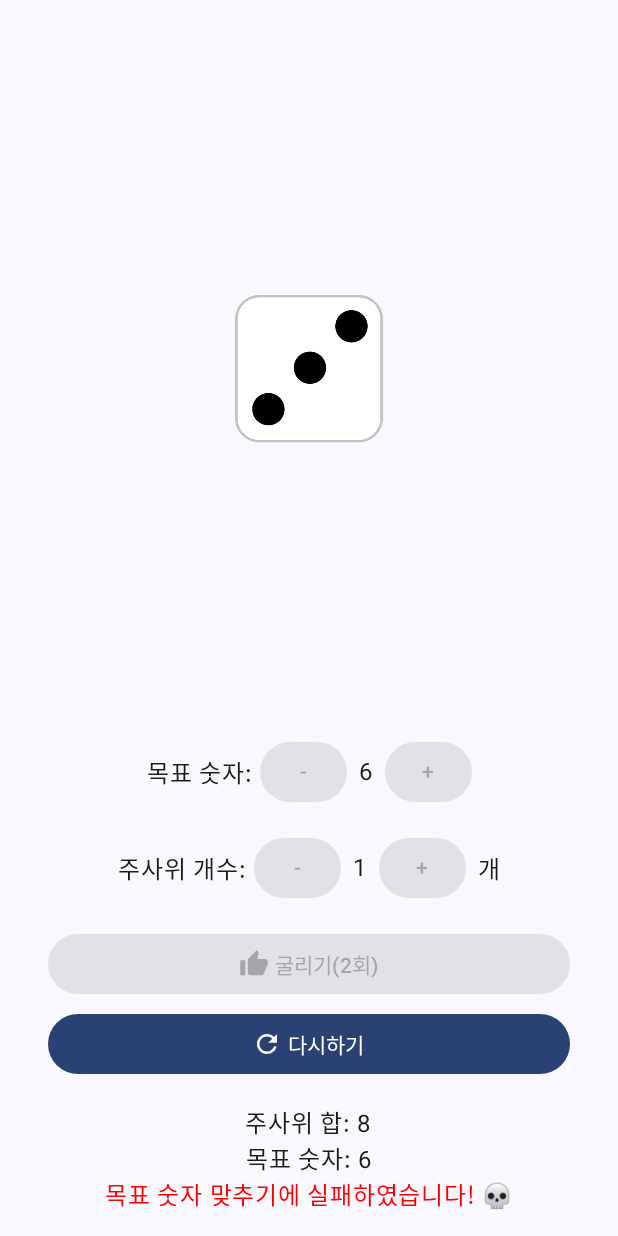
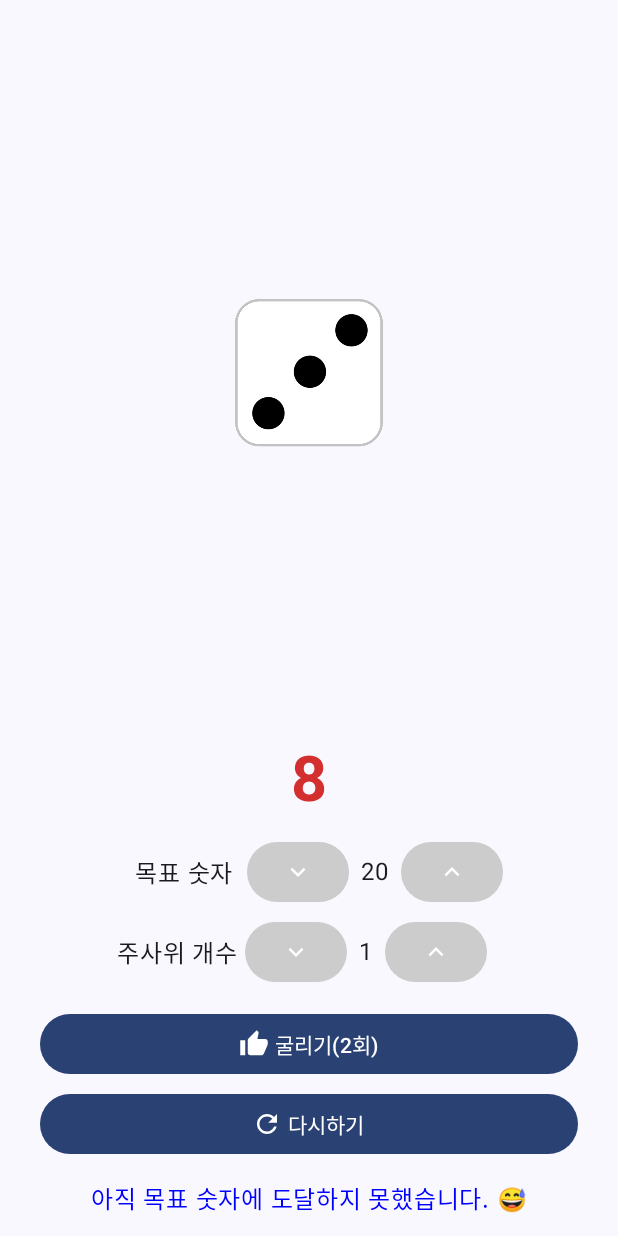
Before and after one commit to jshag90/NumberDiceGame, an Android app built with Jetpack Compose: the screen it shows after launch (MainActivity), after a tap on an icon or button, on a phone screen of 412 x 824 dp. Run offline under Robolectric (Android 15) with nearby library versions, the phone set to English and light mode, and no system bars; libraries missing offline, so code that uses them is left out: coil.decode; 1 statement that could not run was skipped; 3 other taps on this screen came first.

Commit message:
[Feat] 주사위 숫자 누적합 화면 상단에 표시되도록 UI수정

```diff
--- a/app/src/main/java/com/dodam/dicegame/MainActivity.kt
+++ b/app/src/main/java/com/dodam/dicegame/MainActivity.kt
@@ -1,15 +1,11 @@
 package com.dodam.dicegame
 
 import android.os.Build
-import android.os.Build.VERSION.SDK_INT
 import androidx.compose.foundation.layout.width
 import android.os.Bundle
 import androidx.activity.ComponentActivity
 import androidx.activity.compose.setContent
 import androidx.annotation.RequiresApi
-import androidx.compose.foundation.Image
-import androidx.compose.foundation.background
-import androidx.compose.foundation.border
 import androidx.compose.foundation.layout.Arrangement
 import androidx.compose.foundation.layout.Box
 import androidx.compose.foundation.layout.Column
@@ -18,14 +14,11 @@ import androidx.compose.foundation.layout.Spacer
 import androidx.compose.foundation.layout.fillMaxSize
 import androidx.compose.foundation.layout.fillMaxWidth
 import androidx.compose.foundation.layout.height
-import androidx.compose.foundation.layout.offset
 import androidx.compose.foundation.layout.padding
 import androidx.compose.foundation.layout.size
-import androidx.compose.foundation.lazy.grid.GridCells
-import androidx.compose.foundation.lazy.grid.LazyVerticalGrid
-import androidx.compose.foundation.text.KeyboardOptions
 import androidx.compose.material.icons.Icons
-import androidx.compose.material.icons.filled.CheckCircle
+import androidx.compose.material.icons.filled.KeyboardArrowDown
+import androidx.compose.material.icons.filled.KeyboardArrowUp
 import androidx.compose.material.icons.filled.Refresh
 import androidx.compose.material.icons.filled.ThumbUp
 import androidx.compose.material3.Button
@@ -34,24 +27,16 @@ import androidx.compose.material3.Icon
 import androidx.compose.material3.MaterialTheme
 import androidx.compose.material3.Surface
 import androidx.compose.material3.Text
-import androidx.compose.material3.TextField
 import androidx.compose.runtime.*
 import androidx.compose.ui.Alignment
 import androidx.compose.ui.Modifier
 import androidx.compose.ui.graphics.Color
-import androidx.compose.ui.platform.LocalContext
-import androidx.compose.ui.res.painterResource
-import androidx.compose.ui.text.input.KeyboardType
+import androidx.compose.ui.text.font.FontWeight
 import androidx.compose.ui.unit.dp
-import coil.ImageLoader
+import androidx.compose.ui.unit.sp
 import com.dodam.dicegame.ui.theme.DiceGameTheme
 import kotlinx.coroutines.delay
 import kotlin.random.Random
-import coil.compose.rememberAsyncImagePainter
-import coil.decode.GifDecoder
-import coil.decode.ImageDecoderDecoder
-import coil.request.ImageRequest
-import coil.size.Size
 
 class MainActivity : ComponentActivity() {
     @RequiresApi(Build.VERSION_CODES.Q)
@@ -85,7 +70,7 @@ class MainActivity : ComponentActivity() {
         var isRolling by remember { mutableStateOf(false) }
         var showGifList by remember { mutableStateOf(List(1) { false }) }
         var rolledSum by remember { mutableStateOf(0) }
-        var targetNumber by remember { mutableStateOf(6) }
+        var targetNumber by remember { mutableStateOf(21) }
         var rollCount by remember { mutableStateOf(0) }
 
         Column(
@@ -96,12 +81,12 @@ class MainActivity : ComponentActivity() {
             Box(
                 modifier = Modifier
                     .weight(1f) // 상단 영역을 스크롤 가능한 공간으로 설정
-                    .padding(16.dp)
+                    .padding(13.dp)
             ) {
                 Column(
                     horizontalAlignment = Alignment.CenterHorizontally
                 ) {
-                    Spacer(modifier = Modifier.height(16.dp))
+                    Spacer(modifier = Modifier.height(13.dp))
                     if (isRolling) {
                         LaunchedEffect(Unit) {
                             delay(1000)
@@ -122,14 +107,28 @@ class MainActivity : ComponentActivity() {
             // 고정된 하단 UI
             Column(
                 modifier = Modifier
-                    .padding(16.dp)
+                    .padding(13.dp)
                     .fillMaxWidth(),
                 horizontalAlignment = Alignment.CenterHorizontally
             ) {
                 Row(
                     verticalAlignment = Alignment.CenterVertically
                 ) {
-                    Text("목표 숫자: ")
+                    Text(
+                        text = "$rolledSum",
+                        color = Color(0xFFD32F2F), // 강조를 위한 강렬한 빨간색 (Material Design Red 700)
+                        fontSize = 42.sp, // 글씨 크기 크게 설정
+                        fontWeight = FontWeight.Bold, // 굵게 설정
+                        style = MaterialTheme.typography.bodyLarge // 기본 스타일도 유지
+                    )
+                }
+
+                Spacer(modifier = Modifier.height(13.dp))
+
+                Row(
+                    verticalAlignment = Alignment.CenterVertically
+                ) {
+                    Text("   목표 숫자  ")
                     Button(
                         onClick = {
                             if (targetNumber > 0) targetNumber--
@@ -137,7 +136,12 @@ class MainActivity : ComponentActivity() {
                         colors = ButtonDefaults.buttonColors(Color.LightGray),
                         enabled = rolledSum < targetNumber // 조건 추가
                     ) {
-                        Text("-")
+
+                        Icon(
+                            imageVector = Icons.Default.KeyboardArrowDown,
+                            contentDescription = "Refresh Icon",
+                            modifier = Modifier.size(20.dp)
+                        )
                     }
                     Spacer(modifier = Modifier.width(8.dp))
                     Text("$targetNumber")
@@ -147,16 +151,20 @@ class MainActivity : ComponentActivity() {
                         colors = ButtonDefaults.buttonColors(Color.LightGray),
                         enabled = rolledSum < targetNumber // 조건 추가
                     ) {
-                        Text("+")
+                        Icon(
+                            imageVector = Icons.Default.KeyboardArrowUp,
+                            contentDescription = "Refresh Icon",
+                            modifier = Modifier.size(20.dp)
+                        )
                     }
                 }
 
-                Spacer(modifier = Modifier.height(16.dp))
+                Spacer(modifier = Modifier.height(5.dp))
 
                 Row(
                     verticalAlignment = Alignment.CenterVertically
                 ) {
-                    Text("주사위 개수: ")
+                    Text("주사위 개수 ")
                     Button(
                         onClick = {
                             if (numDice > 1) {
@@ -167,7 +175,11 @@ class MainActivity : ComponentActivity() {
                         colors = ButtonDefaults.buttonColors(Color.LightGray),
                         enabled = rolledSum < targetNumber // 조건 추가
                     ) {
-                        Text("-")
+                        Icon(
+                            imageVector = Icons.Default.KeyboardArrowDown,
+                            contentDescription = "Refresh Icon",
+                            modifier = Modifier.size(20.dp)
+                        )
                     }
                     Spacer(modifier = Modifier.width(8.dp))
                     Text(numDice.toString())
@@ -180,13 +192,16 @@ class MainActivity : ComponentActivity() {
                         colors = ButtonDefaults.buttonColors(Color.LightGray),
                         enabled = rolledSum < targetNumber // 조건 추가
                     ) {
-                        Text("+")
+                        Icon(
+                            imageVector = Icons.Default.KeyboardArrowUp,
+                            contentDescription = "Refresh Icon",
+                            modifier = Modifier.size(20.dp)
+                        )
                     }
-                    Spacer(modifier = Modifier.width(8.dp))
-                    Text("개")
+                    Spacer(modifier = Modifier.width(10.dp))
                 }
 
-                Spacer(modifier = Modifier.height(16.dp))
+                Spacer(modifier = Modifier.height(13.dp))
 
                 Button(
                     onClick = {
@@ -198,7 +213,7 @@ class MainActivity : ComponentActivity() {
                     enabled = !isRolling && rolledSum < targetNumber, // 조건 추가
                     modifier = Modifier
                         .fillMaxWidth()
-                        .padding(horizontal = 16.dp)
+                        .padding(horizontal = 13.dp)
                 ) {
                     Icon(
                         imageVector = Icons.Default.ThumbUp,
@@ -214,18 +229,18 @@ class MainActivity : ComponentActivity() {
                 Button(
                     onClick = {
                         // 모든 상태 초기화
-                      //  diceValues = List(1) { 1 }
+                        //  diceValues = List(1) { 1 }
                         numDice = 1
                         rolledText = ""
                         isRolling = false
                         showGifList = List(1) { false }
                         rolledSum = 0
-                      //  targetNumber = 0
+                        //  targetNumber = 0
                         rollCount = 0
                     },
                     modifier = Modifier
                         .fillMaxWidth()
-                        .padding(horizontal = 16.dp)
+                        .padding(horizontal = 13.dp)
                 ) {
                     Icon(
                         imageVector = Icons.Default.Refresh,
@@ -236,212 +251,35 @@ class MainActivity : ComponentActivity() {
                     Text("다시하기")
                 }
 
-                Spacer(modifier = Modifier.height(16.dp))
+                Spacer(modifier = Modifier.height(13.dp))
 
-                Text("주사위 합: $rolledSum", style = MaterialTheme.typography.bodyLarge)
+
                 if (targetNumber >= 1 && rollCount > 0) {
-                    Text("목표 숫자: $targetNumber")
+
                     if (targetNumber == rolledSum) {
                         Text("목표 숫자와 일치! 🎉", color = Color.Green)
                         Text("주사위를 ${rollCount}번 만에 목표 숫자와 일치했어요!")
-                    } else if (targetNumber < rolledSum) {
-                        Text("목표 숫자 맞추기에 실패하였습니다! \uD83D\uDC80", color = Color.Red)
-                    } else {
-                        Text("목표 숫자에 도달하지 못했습니다.", color = Color.Blue)
                     }
+
+                    if (targetNumber < rolledSum) {
+                        Text(
+                            text = "목표 숫자 맞추기에 실패하였습니다! \uD83D\uDC80",
+                            color = Color(0xFFB00020)
+                        )
+                    }
+
+                    if (targetNumber > rolledSum) {
+                        Text(
+                            text = "아직 목표 숫자에 도달하지 못했습니다. 😅",
+                            color = Color.Blue
+                        )
+                    }
+
+                }else{
+                    Text("Tip. 목표 숫자에 도달할 때까지 주사위를 굴려주세요.")
                 }
             }
         }
     }
 
-
-
-
-    @Composable
-    fun GifImageList(showGifList: List<Boolean>) {
-        // GIF 이미지 개수가 1개일 때는 Row로 가로로 정렬하고, 그 외에는 LazyVerticalGrid로 세로로 정렬
-        if (showGifList.size == 1) {
-            Box(
-                modifier = Modifier
-                    .fillMaxSize(), // 화면 전체를 채움
-                contentAlignment = Alignment.Center // 수평, 수직 중앙 정렬
-            ) {
-                if (showGifList.first()) {
-                    GifImage(drawableId = R.drawable.dice_rolling)
-                }
-            }
-        } else if(showGifList.size == 2){
-
-            Box(
-                modifier = Modifier.fillMaxSize(), // 화면 전체를 채우도록 설정
-                contentAlignment = Alignment.Center // 상하, 좌우 중앙 정렬
-            ) {
-                LazyVerticalGrid(
-                    columns = GridCells.Fixed(3), // 한 줄에 3개씩 세로로 나열
-                    modifier = Modifier.fillMaxWidth(),
-                    verticalArrangement = Arrangement.Center, // 항목 간 세로 간격 설정
-                    horizontalArrangement = Arrangement.Center // 항목 간 가로 간격 설정
-                ) {
-                    if (showGifList.getOrNull(0) == true) {
-                        item {
-                            Box(
-                                modifier = Modifier.fillMaxWidth(),
-                                contentAlignment = Alignment.Center // 중앙 정렬
-                            ) {
-                                GifImage(
-                                    drawableId = R.drawable.dice_rolling,
-                                    modifier = Modifier
-                                        .offset(x = (70).dp) // 왼쪽으로 30dp 이동
-                                )
-                            }
-                        }
-                    }
-
-                    if (showGifList.getOrNull(1) == true) {
-                        item {
-                            Box(
-                                modifier = Modifier.fillMaxWidth(),
-                                contentAlignment = Alignment.Center // 중앙 정렬
-                            ) {
-                                GifImage(
-                                    drawableId = R.drawable.dice_rolling,
-                                    modifier = Modifier
-                                        .offset(x = (70).dp) // 왼쪽으로 30dp 이동
-                                )
-                            }
-                        }
-                    }
-                }
-            }
-
-        } else {
-            LazyVerticalGrid(
-                columns = GridCells.Fixed(3), // 한 줄에 3개씩 세로로 나열
-                modifier = Modifier.fillMaxWidth(),
-                verticalArrangement = Arrangement.spacedBy(16.dp), // 항목 간 세로 간격 설정
-                horizontalArrangement = Arrangement.spacedBy(16.dp) // 항목 간 가로 간격 설정
-            ) {
-                items(showGifList.size) { index ->
-                    if (showGifList[index]) {
-                        GifImage(drawableId = R.drawable.dice_rolling)
-                    }
-                }
-            }
-        }
-    }
-
-
-    @Composable
-    fun GifImage(
-        modifier: Modifier = Modifier,
-        drawableId: Int,
-    ) {
-        val context = LocalContext.current
-        val imageLoader = ImageLoader.Builder(context)
-            .components {
-                if (SDK_INT >= 28) {
-                    add(ImageDecoderDecoder.Factory())
-                } else {
-                    add(GifDecoder.Factory())
-                }
-            }
-            .build()
-
-        Image(
-            painter = rememberAsyncImagePainter(
-                ImageRequest.Builder(context).data(data = drawableId).apply(block = {
-                    size(Size(600, 600)) // 원하는 가로와 세로 크기 (px 단위)
-                }).build(), imageLoader = imageLoader
-            ),
-            contentDescription = null,
-            modifier = modifier.fillMaxWidth(),
-        )
-    }
-
-
-    @Composable
-    fun RollMultipleDice(diceValues: List<Int>) {
-        if (diceValues.size == 1) {
-            // 주사위 개수가 1개일 때 중앙 배치
-            Box(
-                modifier = Modifier
-                    .fillMaxSize(), // 화면 전체를 채움
-                contentAlignment = Alignment.Center // 수평, 수직 중앙 정렬
-            ) {
-                Dice(diceValues.first()) // 주사위 1개 표시
-            }
-        } else if (diceValues.size == 2) {
-            // 주사위 개수가 2개일 때 좌우 중간 배치
-            Row(
-                modifier = Modifier
-                    .fillMaxSize(),
-                horizontalArrangement = Arrangement.Center, // 좌우 중앙 정렬
-                verticalAlignment = Alignment.CenterVertically // 상하 중앙 정렬
-            ) {
-                Dice(
-                    value = diceValues.first(),
-                    modifier = Modifier.padding(start = 16.dp) // 첫 번째 주사위에 왼쪽 마진 추가
-                )
-                Spacer(modifier = Modifier.width(16.dp)) // 주사위 간 간격 설정
-                Dice(value = diceValues.last()) // 두 번째 주사위 표시
-            }
-
-        } else {
-            // 주사위 개수가 3개 이상일 때는 기존 방식대로 세로로 배치
-            LazyVerticalGrid(
-                columns = GridCells.Fixed(3),
-                modifier = Modifier
-                    .fillMaxWidth()
-                    .padding(16.dp), // 여백 추가
-                verticalArrangement = Arrangement.spacedBy(16.dp),
-                horizontalArrangement = Arrangement.spacedBy(16.dp)
-            ) {
-                items(diceValues.size) { index ->
-                    Dice(diceValues[index]) // 각 주사위 표시
-                }
-            }
-        }
-    }
-
-
-
-    @Composable
-    fun Dice(value: Int) {
-        Box(
-            modifier = Modifier.size(100.dp),
-            contentAlignment = Alignment.Center
-        ) {
-            DiceFace(value)
-        }
-    }
-
-    @Composable
-    fun Dice(value: Int, modifier: Modifier = Modifier) {
-        Box(
-            modifier = modifier.size(100.dp),
-            contentAlignment = Alignment.Center
-        ) {
-            DiceFace(value)
-        }
-    }
-
-
-    @Composable
-    fun DiceFace(value: Int) {
-        val imageResId = when (value) {
-            1 -> R.drawable.dice_1
-            2 -> R.drawable.dice_2
-            3 -> R.drawable.dice_3
-            4 -> R.drawable.dice_4
-            5 -> R.drawable.dice_5
-            6 -> R.drawable.dice_6
-            else -> R.drawable.dice_1
-        }
-
-        Image(
-            painter = painterResource(id = imageResId),
-            contentDescription = "Dice Face",
-            modifier = Modifier.size(200.dp)
-        )
-    }
 }
```
